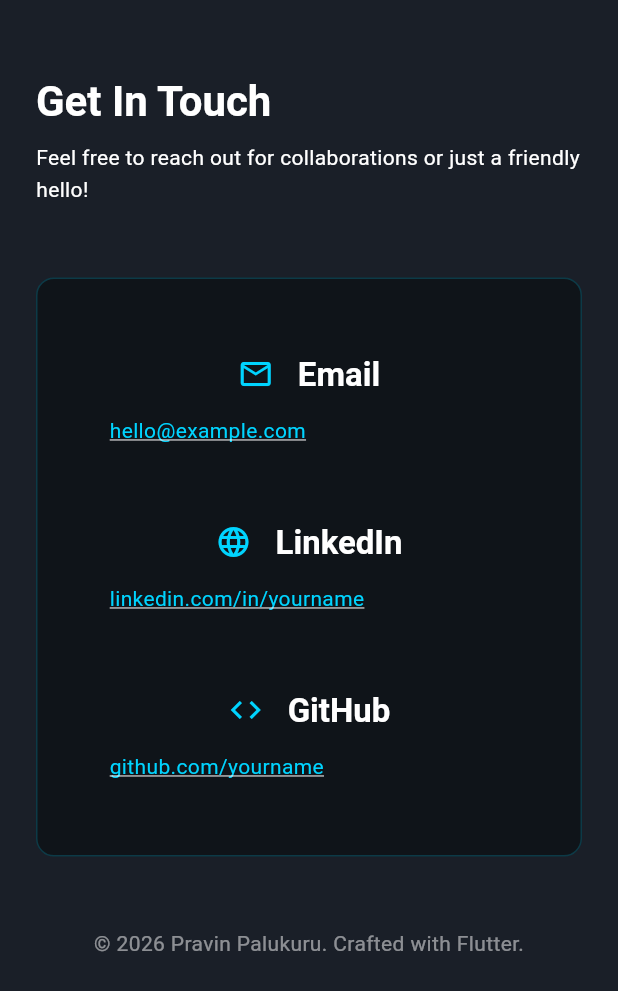
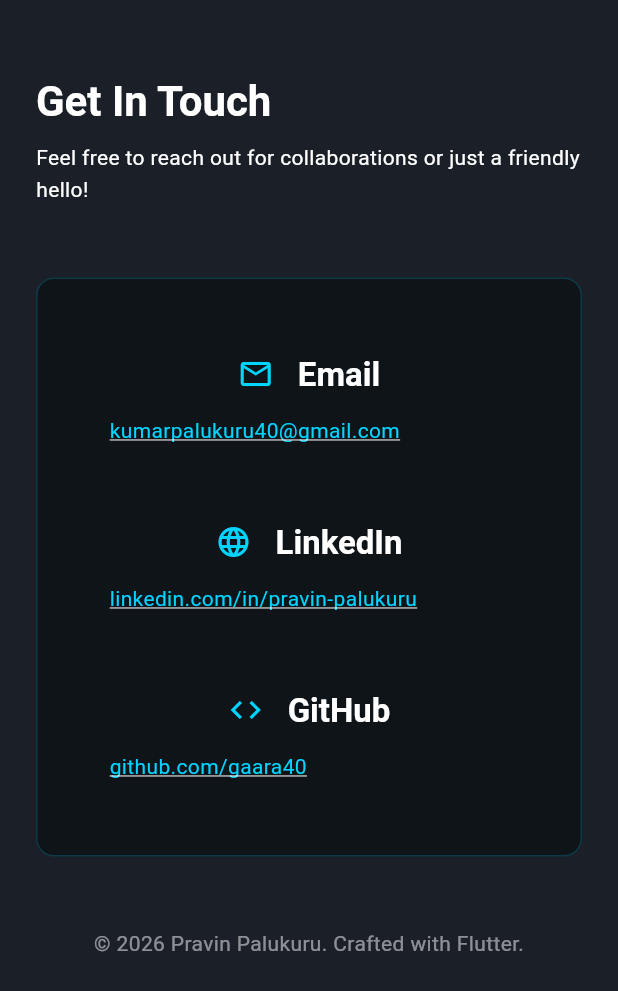
Before and after one commit to gaara40/my-flutter-portfolio, a Flutter app: the ContactSection widget shown alone on an empty page, opened directly, on a phone screen of 412 x 824 dp. Shown: the top 991 px of the screen. Run offline on Flutter 3.47's test engine with Material 3 defaults, Android fonts, the phone set to English and light mode, and no system bars.

Commit message:
Add URL launcher functionality and integrate into contact section; include resume PDF

```diff
--- a/lib/sections/contact_section.dart
+++ b/lib/sections/contact_section.dart
@@ -1,4 +1,5 @@
 import 'package:flutter/material.dart';
+import 'package:portfolio/helpers/url_launcher.dart';
 import '../theme/app_theme.dart';
 import '../widgets/section_heading.dart';
 
@@ -12,6 +13,10 @@ class ContactSection extends StatelessWidget {
     final isMobile = MediaQuery.of(context).size.width < 768;
 
     final year = DateTime.now().year;
+
+    final emailUrl = 'mailto:kumarpalukuru40@gmail.com';
+    final linkedInUrl = 'https://www.linkedin.com/in/pravin-palukuru';
+    final githubUrl = 'https://github.com/gaara40';
 
     return Container(
       width: double.infinity,
@@ -44,8 +49,18 @@ class ContactSection extends StatelessWidget {
                   ),
                 ),
                 child: isMobile
-                    ? _buildMobileLayout(context)
-                    : _buildDesktopLayout(context),
+                    ? _buildMobileLayout(
+                        context,
+                        emailUrl,
+                        linkedInUrl,
+                        githubUrl,
+                      )
+                    : _buildDesktopLayout(
+                        context,
+                        emailUrl,
+                        linkedInUrl,
+                        githubUrl,
+                      ),
               ),
 
               const SizedBox(height: AppTheme.spacingXXL),
@@ -68,7 +83,12 @@ class ContactSection extends StatelessWidget {
     );
   }
 
-  Widget _buildDesktopLayout(BuildContext context) {
+  Widget _buildDesktopLayout(
+    BuildContext context,
+    String emailUrl,
+    String linkedInUrl,
+    String githubUrl,
+  ) {
     return Row(
       mainAxisAlignment: MainAxisAlignment.spaceAround,
       children: [
@@ -77,27 +97,32 @@ class ContactSection extends StatelessWidget {
           Icons.email_outlined,
           'Email',
           'kumarpalukuru40@gmail.com',
-          'mailto:kumarpalukuru40@gmail.com',
+          emailUrl,
         ),
         _buildContactMethod(
           context,
           Icons.language,
           'LinkedIn',
           'linkedin.com/in/pravin-palukuru',
-          'https://www.linkedin.com/in/pravin-palukuru',
+          linkedInUrl,
         ),
         _buildContactMethod(
           context,
           Icons.code,
           'GitHub',
           'github.com/gaara40',
-          'https://github.com/gaara40',
+          githubUrl,
         ),
       ],
     );
   }
 
-  Widget _buildMobileLayout(BuildContext context) {
+  Widget _buildMobileLayout(
+    BuildContext context,
+    String emailUrl,
+    String linkedInUrl,
+    String githubUrl,
+  ) {
     return Column(
       crossAxisAlignment: CrossAxisAlignment.start,
       children: [
@@ -105,24 +130,24 @@ class ContactSection extends StatelessWidget {
           context,
           Icons.email_outlined,
           'Email',
-          'hello@example.com',
-          'mailto:hello@example.com',
+          'kumarpalukuru40@gmail.com',
+          emailUrl,
         ),
         const SizedBox(height: AppTheme.spacingXXL),
         _buildContactMethod(
           context,
           Icons.language,
           'LinkedIn',
-          'linkedin.com/in/yourname',
-          'https://linkedin.com/in/yourname',
+          'linkedin.com/in/pravin-palukuru',
+          linkedInUrl,
         ),
         const SizedBox(height: AppTheme.spacingXXL),
         _buildContactMethod(
           context,
           Icons.code,
           'GitHub',
-          'github.com/yourname',
-          'https://github.com/yourname',
+          'github.com/gaara40',
+          githubUrl,
         ),
       ],
     );
@@ -154,8 +179,7 @@ class ContactSection extends StatelessWidget {
           cursor: SystemMouseCursors.click,
           child: GestureDetector(
             onTap: () {
-              // In a real app, use url_launcher
-              // launchUrl(Uri.parse(url));
+              urlLauncher(url);
             },
             child: Text(
               value,
--- a/lib/sections/hero_section.dart
+++ b/lib/sections/hero_section.dart
@@ -90,7 +90,7 @@ class HeroSection extends StatelessWidget {
                     OutlinedButton.icon(
                       onPressed: onContactMe,
                       icon: const Icon(Icons.mail_outline),
-                      label: const Text('Contact Me'),
+                      label: const Text('Contact'),
                     ),
                   ],
                 ),
--- a/lib/sections/resume_section.dart
+++ b/lib/sections/resume_section.dart
@@ -5,7 +5,7 @@ import '../widgets/section_heading.dart';
 /// Resume section with download button and optional PDF viewer placeholder.
 /// Clean, minimal design focusing on the call-to-action.
 class ResumeSection extends StatelessWidget {
-  const ResumeSection();
+  const ResumeSection({super.key});
 
   @override
   Widget build(BuildContext context) {
--- a/pubspec.yaml
+++ b/pubspec.yaml
@@ -34,6 +34,7 @@ dependencies:
   # The following adds the Cupertino Icons font to your application.
   # Use with the CupertinoIcons class for iOS style icons.
   cupertino_icons: ^1.0.8
+  url_launcher: ^6.3.2
 
 dev_dependencies:
   flutter_test:
```
Also changed, not shown: lib/helpers/url_launcher.dart (added, +11 -0 lines), pubspec.lock, 6 other files.
